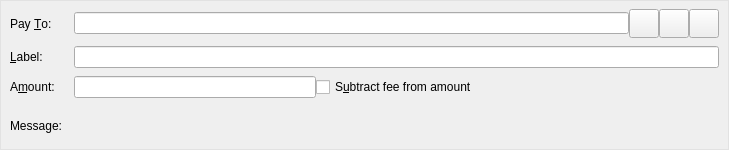
Qt form src/qt/forms/sendcoinsentry.ui (meritlabs/merit) before a commit.
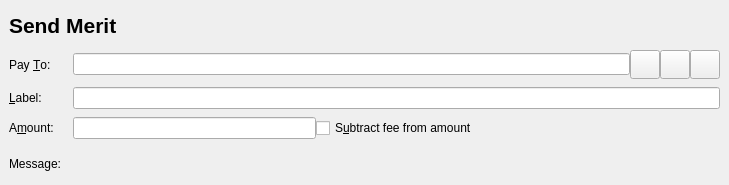
The same form after that commit. Icons and pictures are not drawn. Custom widgets are drawn as their Qt base class.

```diff
--- a/src/qt/forms/sendcoinsentry.ui
+++ b/src/qt/forms/sendcoinsentry.ui
@@ -7,7 +7,7 @@
     <x>0</x>
     <y>0</y>
     <width>729</width>
-    <height>150</height>
+    <height>185</height>
    </rect>
   </property>
   <property name="focusPolicy">
@@ -21,7 +21,7 @@
     <string>This is a normal payment.</string>
    </property>
    <property name="styleSheet">
-    <string notr="true">QFrame { border: 1px solid #E2E2E2; } QLabel { border: none; }</string>
+    <string notr="true">QFrame { border: none; } QLabel { border: none; }</string>
    </property>
    <property name="frameShape">
     <enum>QFrame::NoFrame</enum>
@@ -39,7 +39,7 @@
     <property name="verticalSpacing">
      <number>8</number>
     </property>
-    <item row="0" column="1">
+    <item row="1" column="1">
      <layout class="QHBoxLayout" name="payToLayout">
       <property name="spacing">
        <number>0</number>
@@ -119,7 +119,7 @@
       </item>
      </layout>
     </item>
-    <item row="2" column="1">
+    <item row="3" column="1">
      <layout class="QHBoxLayout" name="horizontalLayoutAmount" stretch="0,0,0">
       <item>
        <widget class="MeritAmountField" name="payAmount"/>
@@ -149,7 +149,7 @@
       </item>
      </layout>
     </item>
-    <item row="0" column="0">
+    <item row="1" column="0">
      <widget class="QLabel" name="payToLabel">
       <property name="text">
        <string>Pay &amp;To:</string>
@@ -162,14 +162,14 @@
       </property>
      </widget>
     </item>
-    <item row="1" column="1">
+    <item row="2" column="1">
      <widget class="QLineEdit" name="addAsLabel">
       <property name="toolTip">
        <string>Enter a label for this address to add it to the list of used addresses</string>
       </property>
      </widget>
     </item>
-    <item row="2" column="0">
+    <item row="3" column="0">
      <widget class="QLabel" name="amountLabel">
       <property name="text">
        <string>A&amp;mount:</string>
@@ -182,7 +182,7 @@
       </property>
      </widget>
     </item>
-    <item row="1" column="0">
+    <item row="2" column="0">
      <widget class="QLabel" name="labellLabel">
       <property name="text">
        <string>&amp;Label:</string>
@@ -195,7 +195,7 @@
       </property>
      </widget>
     </item>
-    <item row="3" column="0">
+    <item row="4" column="0">
      <widget class="QLabel" name="messageLabel">
       <property name="text">
        <string>Message:</string>
@@ -205,7 +205,7 @@
       </property>
      </widget>
     </item>
-    <item row="3" column="1">
+    <item row="4" column="1">
      <widget class="QLabel" name="messageTextLabel">
       <property name="toolTip">
        <string>A message that was attached to the merit: URI which will be stored with the transaction for your reference. Note: This message will not be sent over the Merit network.</string>
@@ -215,6 +215,20 @@
       </property>
      </widget>
     </item>
+    <item row="0" column="0" colspan="2">
+     <widget class="QLabel" name="label">
+      <property name="font">
+       <font>
+        <pointsize>16</pointsize>
+        <weight>75</weight>
+        <bold>true</bold>
+       </font>
+      </property>
+      <property name="text">
+       <string>Send Merit</string>
+      </property>
+     </widget>
+    </item>
    </layout>
   </widget>
   <widget class="QFrame" name="SendCoins_UnauthenticatedPaymentRequest">
```
